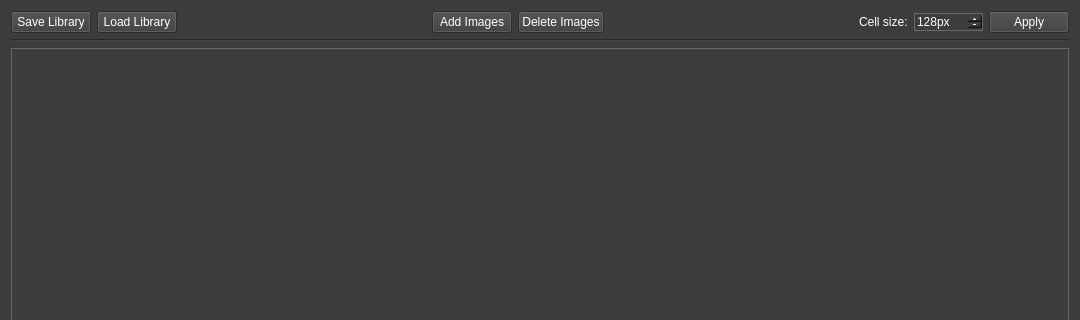
Qt form src/imagelibraryeditor.ui (MorganGrundy/MosaicMagnifique) before a commit; both pictures show x 0 to 1080 and y 0 to 320 of the 1080 by 720 pixel window.
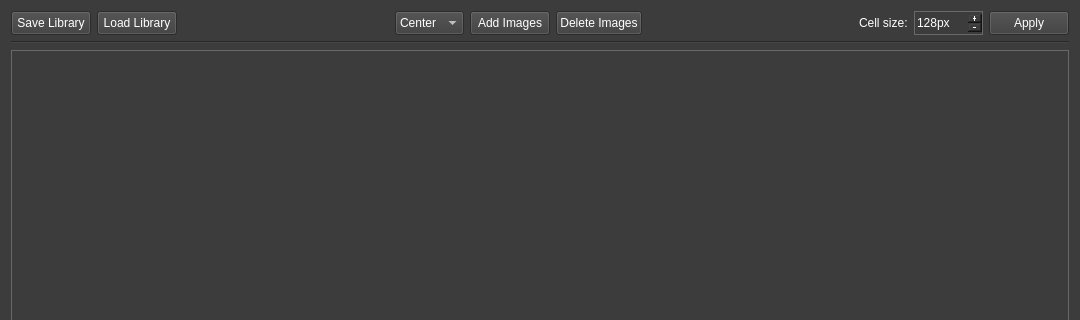
The same form after that commit.

Commit message:
Added drop-down list for setting Image Library crop mode.
Currently only center crop.

```diff
--- a/src/imagelibraryeditor.ui
+++ b/src/imagelibraryeditor.ui
@@ -28,6 +28,12 @@
     <layout class="QHBoxLayout" name="horizontalLayout">
      <item>
       <widget class="QPushButton" name="buttonSave">
+       <property name="minimumSize">
+        <size>
+         <width>0</width>
+         <height>24</height>
+        </size>
+       </property>
        <property name="toolTip">
         <string/>
        </property>
@@ -47,6 +53,12 @@
      </item>
      <item>
       <widget class="QPushButton" name="buttonLoad">
+       <property name="minimumSize">
+        <size>
+         <width>0</width>
+         <height>24</height>
+        </size>
+       </property>
        <property name="statusTip">
         <string>Load an Image Library from .mil</string>
        </property>
@@ -71,14 +83,62 @@
        </property>
       </spacer>
      </item>
+     <item alignment="Qt::AlignHCenter|Qt::AlignVCenter">
+      <widget class="QComboBox" name="comboCropMode">
+       <property name="sizePolicy">
+        <sizepolicy hsizetype="Minimum" vsizetype="Fixed">
+         <horstretch>0</horstretch>
+         <verstretch>0</verstretch>
+        </sizepolicy>
+       </property>
+       <property name="minimumSize">
+        <size>
+         <width>0</width>
+         <height>24</height>
+        </size>
+       </property>
+       <property name="statusTip">
+        <string>Controls how new images are cropped</string>
+       </property>
+       <property name="whatsThis">
+        <string>&lt;html&gt;&lt;head/&gt;
+&lt;body&gt;
+&lt;p&gt;When new Library Images are added they are cropped to be square. This controls how the image is cropped.&lt;/p&gt;
+Modes:
+&lt;ul&gt;
+&lt;li&gt;Center; Crops around the center of the image.&lt;/li&gt;
+&lt;/ul&gt;
+&lt;/body&gt;&lt;/html&gt;</string>
+       </property>
+       <property name="styleSheet">
+        <string notr="true"/>
+       </property>
+       <item>
+        <property name="text">
+         <string>Center</string>
+        </property>
+       </item>
+       <item>
+        <property name="text">
+         <string>Other...</string>
+        </property>
+       </item>
+      </widget>
+     </item>
      <item>
       <widget class="QPushButton" name="buttonAdd">
        <property name="sizePolicy">
-        <sizepolicy hsizetype="Fixed" vsizetype="Fixed">
+        <sizepolicy hsizetype="Minimum" vsizetype="Fixed">
          <horstretch>0</horstretch>
          <verstretch>0</verstretch>
         </sizepolicy>
        </property>
+       <property name="minimumSize">
+        <size>
+         <width>0</width>
+         <height>24</height>
+        </size>
+       </property>
        <property name="statusTip">
         <string>Adds images to Image Library</string>
        </property>
@@ -92,6 +152,12 @@
      </item>
      <item>
       <widget class="QPushButton" name="buttonDelete">
+       <property name="minimumSize">
+        <size>
+         <width>0</width>
+         <height>24</height>
+        </size>
+       </property>
        <property name="statusTip">
         <string>Deletes selected images from library</string>
        </property>
@@ -116,7 +182,7 @@
        </property>
       </spacer>
      </item>
-     <item>
+     <item alignment="Qt::AlignVCenter">
       <widget class="QLabel" name="label">
        <property name="statusTip">
         <string>Width and height of each image in pixels</string>
@@ -131,7 +197,7 @@
        <property name="minimumSize">
         <size>
          <width>0</width>
-         <height>0</height>
+         <height>24</height>
         </size>
        </property>
        <property name="statusTip">
@@ -173,6 +239,12 @@
          <verstretch>0</verstretch>
         </sizepolicy>
        </property>
+       <property name="minimumSize">
+        <size>
+         <width>0</width>
+         <height>24</height>
+        </size>
+       </property>
        <property name="statusTip">
         <string>Applies cell size to Library Images</string>
        </property>
```
The commit also changes 2 other files.
